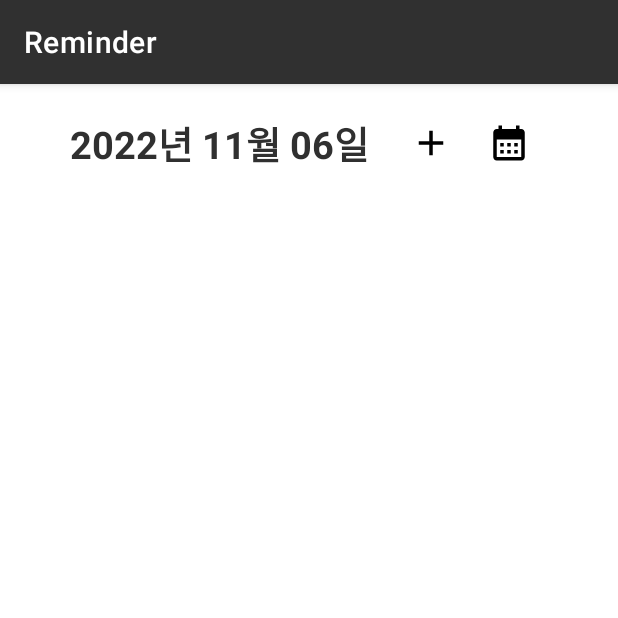
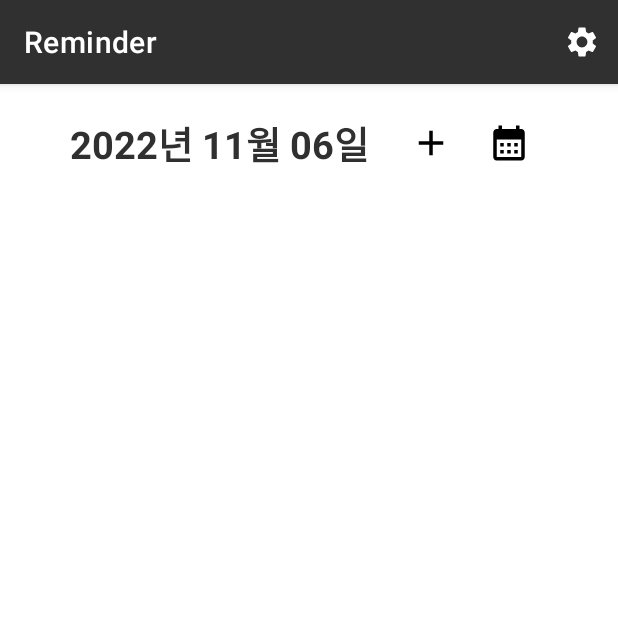
Before and after one commit to DSeung001/Reminder, an Android app: the screen it shows after launch (MainActivity), on a phone screen of 412 x 824 dp, the top half of it. Run offline under Robolectric (Android 15) with nearby library versions, the phone set to English and light mode, and no system bars; our stand-ins replace Room's generated code.

Commit message:
메인 메뉴 추가

```diff
--- a/app/src/main/java/com/example/reminder/MainActivity.kt
+++ b/app/src/main/java/com/example/reminder/MainActivity.kt
@@ -7,6 +7,8 @@ import android.content.Intent
 import android.graphics.Color
 import android.graphics.drawable.ColorDrawable
 import android.os.Bundle
+import android.view.Menu
+import android.view.MenuItem
 import android.view.View
 import android.widget.Toast
 import androidx.activity.result.contract.ActivityResultContracts
@@ -38,6 +40,20 @@ class MainActivity : AppCompatActivity() {
     lateinit var todoViewModel: TodoViewModel
     lateinit var historyViewModel: HistoryViewModel
     lateinit var todoAdapter: TodoAdapter
+
+    override fun onCreateOptionsMenu(menu: Menu?): Boolean {
+        menuInflater.inflate(R.menu.main_menu, menu)
+        return super.onCreateOptionsMenu(menu)
+    }
+
+    override fun onOptionsItemSelected(item: MenuItem): Boolean {
+        when(item?.itemId) {
+            R.id.btnSetting -> {
+                Toast.makeText(this, "설정 페이지 이동", Toast.LENGTH_SHORT).show()
+            }
+        }
+        return super.onOptionsItemSelected(item)
+    }
 
     override fun onCreate(savedInstanceState: Bundle?) {
         super.onCreate(savedInstanceState)
--- /dev/null
+++ b/app/src/main/res/drawable/ic_settings.xml
@@ -0,0 +1,5 @@
+<vector android:height="24dp" android:tint="#FFFFFF"
+    android:viewportHeight="24" android:viewportWidth="24"
+    android:width="24dp" xmlns:android="http://schemas.android.com/apk/res/android">
+    <path android:fillColor="@android:color/white" android:pathData="M19.14,12.94c0.04,-0.3 0.06,-0.61 0.06,-0.94c0,-0.32 -0.02,-0.64 -0.07,-0.94l2.03,-1.58c0.18,-0.14 0.23,-0.41 0.12,-0.61l-1.92,-3.32c-0.12,-0.22 -0.37,-0.29 -0.59,-0.22l-2.39,0.96c-0.5,-0.38 -1.03,-0.7 -1.62,-0.94L14.4,2.81c-0.04,-0.24 -0.24,-0.41 -0.48,-0.41h-3.84c-0.24,0 -0.43,0.17 -0.47,0.41L9.25,5.35C8.66,5.59 8.12,5.92 7.63,6.29L5.24,5.33c-0.22,-0.08 -0.47,0 -0.59,0.22L2.74,8.87C2.62,9.08 2.66,9.34 2.86,9.48l2.03,1.58C4.84,11.36 4.8,11.69 4.8,12s0.02,0.64 0.07,0.94l-2.03,1.58c-0.18,0.14 -0.23,0.41 -0.12,0.61l1.92,3.32c0.12,0.22 0.37,0.29 0.59,0.22l2.39,-0.96c0.5,0.38 1.03,0.7 1.62,0.94l0.36,2.54c0.05,0.24 0.24,0.41 0.48,0.41h3.84c0.24,0 0.44,-0.17 0.47,-0.41l0.36,-2.54c0.59,-0.24 1.13,-0.56 1.62,-0.94l2.39,0.96c0.22,0.08 0.47,0 0.59,-0.22l1.92,-3.32c0.12,-0.22 0.07,-0.47 -0.12,-0.61L19.14,12.94zM12,15.6c-1.98,0 -3.6,-1.62 -3.6,-3.6s1.62,-3.6 3.6,-3.6s3.6,1.62 3.6,3.6S13.98,15.6 12,15.6z"/>
+</vector>
--- /dev/null
+++ b/app/src/main/res/menu/main_menu.xml
@@ -0,0 +1,11 @@
+<?xml version="1.0" encoding="utf-8"?>
+<menu xmlns:android="http://schemas.android.com/apk/res/android"
+    xmlns:app="http://schemas.android.com/apk/res-auto"
+    >
+
+    <item
+        android:id="@+id/btnSetting"
+        android:icon="@drawable/ic_settings"
+        android:title="Setting"
+        app:showAsAction="always" />
+</menu>
```
